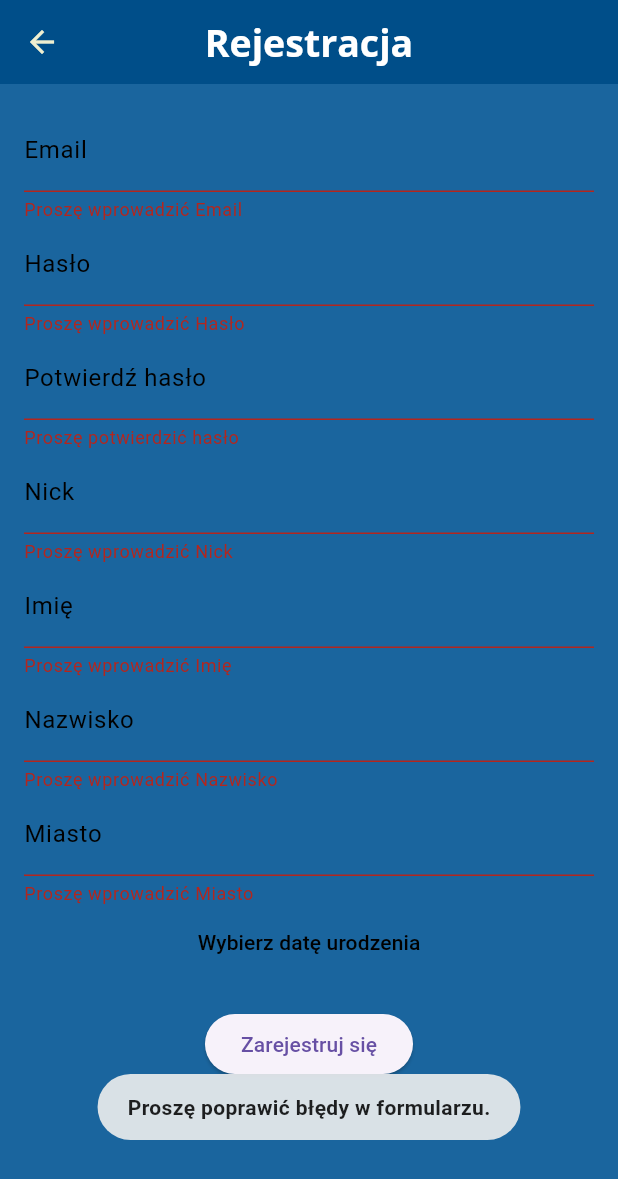
After one commit to LudzCPP/Meetoplay, a Flutter app: the RegisterScreen screen opened directly, after a tap on "Zarejestruj się", on a phone screen of 412 x 824 dp. The commit adds this screen. Shown: the top 1179 px of the screen. Run offline on Flutter 3.47's test engine with Material 3 defaults, Android fonts, the light colour scheme and no system bars; our stand-ins replace cloud_firestore, firebase_auth, firebase_core, firebase_messaging, flutter_local_notifications, flutter_map and 7 more; accounts and stored records are empty; network calls fail; Roboto replaces fonts that are missing (Opensans); statements that could not run were skipped.

Commit message:
Register page

```diff
--- /dev/null
+++ b/lib/register_page.dart
@@ -0,0 +1,194 @@
+import 'package:cloud_firestore/cloud_firestore.dart';
+import 'package:firebase_auth/firebase_auth.dart';
+import 'package:flutter/material.dart';
+import 'package:fluttertoast/fluttertoast.dart';
+
+class RegisterScreen extends StatefulWidget {
+  const RegisterScreen({Key? key}) : super(key: key);
+
+  @override
+  _RegisterScreenState createState() => _RegisterScreenState();
+}
+
+class _RegisterScreenState extends State<RegisterScreen> {
+  final GlobalKey<FormState> _formKey = GlobalKey<FormState>();
+  final FirebaseAuth _auth = FirebaseAuth.instance;
+  final FirebaseFirestore _firestore = FirebaseFirestore.instance;
+  final TextEditingController _emailController = TextEditingController();
+  final TextEditingController _passwordController = TextEditingController();
+  final TextEditingController _confirmPasswordController = TextEditingController();
+  final TextEditingController _nicknameController = TextEditingController();
+  final TextEditingController _firstNameController = TextEditingController();
+  final TextEditingController _lastNameController = TextEditingController();
+  final TextEditingController _cityController = TextEditingController();
+  DateTime? _birthdate;
+
+  void _registerUser() async {
+    if (_formKey.currentState!.validate()) {
+      try {
+        UserCredential userCredential = await _auth.createUserWithEmailAndPassword(
+          email: _emailController.text.trim(),
+          password: _passwordController.text.trim(),
+        );
+
+        await _firestore.collection('users').doc(userCredential.user!.uid).set({
+          'nickname': _nicknameController.text.trim(),
+          'first_name': _firstNameController.text.trim(),
+          'last_name': _lastNameController.text.trim(),
+          'city': _cityController.text.trim(),
+          'birthdate': _birthdate?.toIso8601String(),
+        });
+
+        Fluttertoast.showToast(msg: "Rejestracja pomyślna: ${userCredential.user!.email}");
+        Navigator.pop(context);
+      } catch (e) {
+        Fluttertoast.showToast(msg: "Błąd rejestracji: $e");
+      }
+    } else {
+      Fluttertoast.showToast(msg: "Proszę poprawić błędy w formularzu.");
+    }
+  }
+
+  @override
+  Widget build(BuildContext context) {
+    return Scaffold(
+      appBar: AppBar(title: const Text("Rejestracja")),
+      body: SingleChildScrollView(
+        padding: const EdgeInsets.all(16.0),
+        child: Form(
+          key: _formKey,
+          child: Column(
+            children: <Widget>[
+              TextFormField(
+                controller: _emailController,
+                decoration: const InputDecoration(
+                  labelText: 'Email',
+                  labelStyle: TextStyle(color: Colors.black),
+                ),
+                validator: (value) {
+                  if (value == null || value.isEmpty) {
+                    return 'Proszę wprowadzić Email';
+                  }
+                  if (!value.contains('@')) {
+                    return 'Proszę wprowadzić prawidłowy adres email';
+                  }
+                  return null;
+                },
+              ),
+              TextFormField(
+                controller: _passwordController,
+                obscureText: true,
+                decoration: const InputDecoration(
+                  labelText: 'Hasło',
+                  labelStyle: TextStyle(color: Colors.black),
+                ),
+                validator: (value) {
+                  if (value == null || value.isEmpty) {
+                    return 'Proszę wprowadzić Hasło';
+                  }
+                  if (value.length < 8) {
+                    return 'Hasło musi mieć co najmniej 8 znaków';
+                  }
+                  return null;
+                },
+              ),
+              TextFormField(
+                controller: _confirmPasswordController,
+                obscureText: true,
+                decoration: const InputDecoration(
+                  labelText: 'Potwierdź hasło',
+                  labelStyle: TextStyle(color: Colors.black),
+                ),
+                validator: (value) {
+                  if (value == null || value.isEmpty) {
+                    return 'Proszę potwierdzić hasło';
+                  }
+                  if (value != _passwordController.text) {
+                    return 'Hasła nie są zgodne';
+                  }
+                  return null;
+                },
+              ),
+              TextFormField(
+                controller: _nicknameController,
+                decoration: const InputDecoration(
+                  labelText: 'Nick',
+                  labelStyle: TextStyle(color: Colors.black),
+                ),
+                validator: (value) {
+                  if (value == null || value.isEmpty) {
+                    return 'Proszę wprowadzić Nick';
+                  }
+                  return null;
+                },
+              ),
+              TextFormField(
+                controller: _firstNameController,
+                decoration: const InputDecoration(
+                  labelText: 'Imię',
+                  labelStyle: TextStyle(color: Colors.black),
+                ),
+                validator: (value) {
+                  if (value == null || value.isEmpty) {
+                    return 'Proszę wprowadzić Imię';
+                  }
+                  return null;
+                },
+              ),
+              TextFormField(
+                controller: _lastNameController,
+                decoration: const InputDecoration(
+                  labelText: 'Nazwisko',
+                  labelStyle: TextStyle(color: Colors.black),
+                ),
+                validator: (value) {
+                  if (value == null || value.isEmpty) {
+                    return 'Proszę wprowadzić Nazwisko';
+                  }
+                  return null;
+                },
+              ),
+              TextFormField(
+                controller: _cityController,
+                decoration: const InputDecoration(
+                  labelText: 'Miasto',
+                  labelStyle: TextStyle(color: Colors.black),
+                ),
+                validator: (value) {
+                  if (value == null || value.isEmpty) {
+                    return 'Proszę wprowadzić Miasto';
+                  }
+                  return null;
+                },
+              ),
+              TextButton(
+                onPressed: () async {
+                  final DateTime? picked = await showDatePicker(
+                    context: context,
+                    initialDate: DateTime.now(),
+                    firstDate: DateTime(1900),
+                    lastDate: DateTime.now(),
+                  );
+                  if (picked != null && picked != _birthdate) {
+                    setState(() {
+                      _birthdate = picked;
+                    });
+                  }
+                },
+                child: Text(
+                  _birthdate == null ? 'Wybierz datę urodzenia' : 'Data urodzenia: ${_birthdate!.toLocal()}'.split(' ')[0],
+                  style: const TextStyle(color: Colors.black),
+                ),
+              ),
+              const SizedBox(height: 20),
+              ElevatedButton(
+                onPressed: _registerUser,
+                child: const Text('Zarejestruj się'),
+              ),
+            ],
+          ),
+        ),
+      ),
+    );
+  }
+}
--- a/pubspec.yaml
+++ b/pubspec.yaml
@@ -50,6 +50,7 @@ dependencies:
   flutter_local_notifications: ^17.0.0
   shared_preferences: ^2.2.3
   timezone: ^0.9.3
+  flutter_native_timezone: ^2.0.0
 
 
 
```
Also changed, not shown: lib/authenticate_page.dart (+7 -1 lines), lib/create_meet_page.dart (+52 -4 lines), lib/main.dart (+12 -4 lines), lib/services/notification.dart (+19 -6 lines), lib/services/notification_service.dart (added, +43 -0 lines), pubspec.lock, 2 other files.
